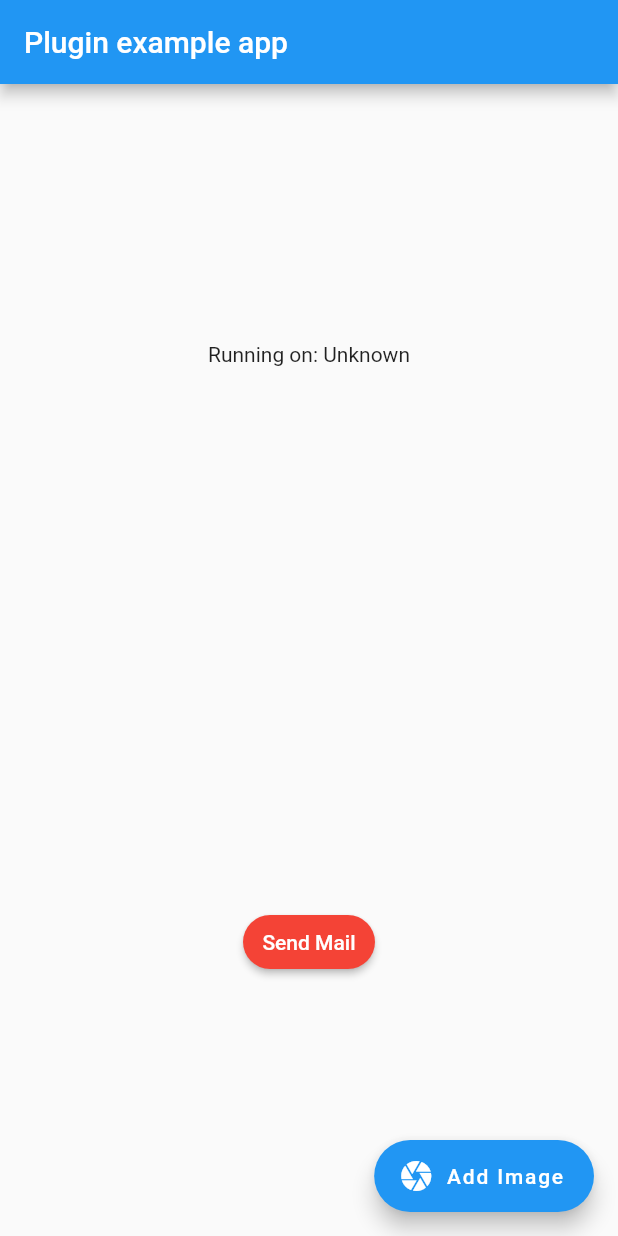
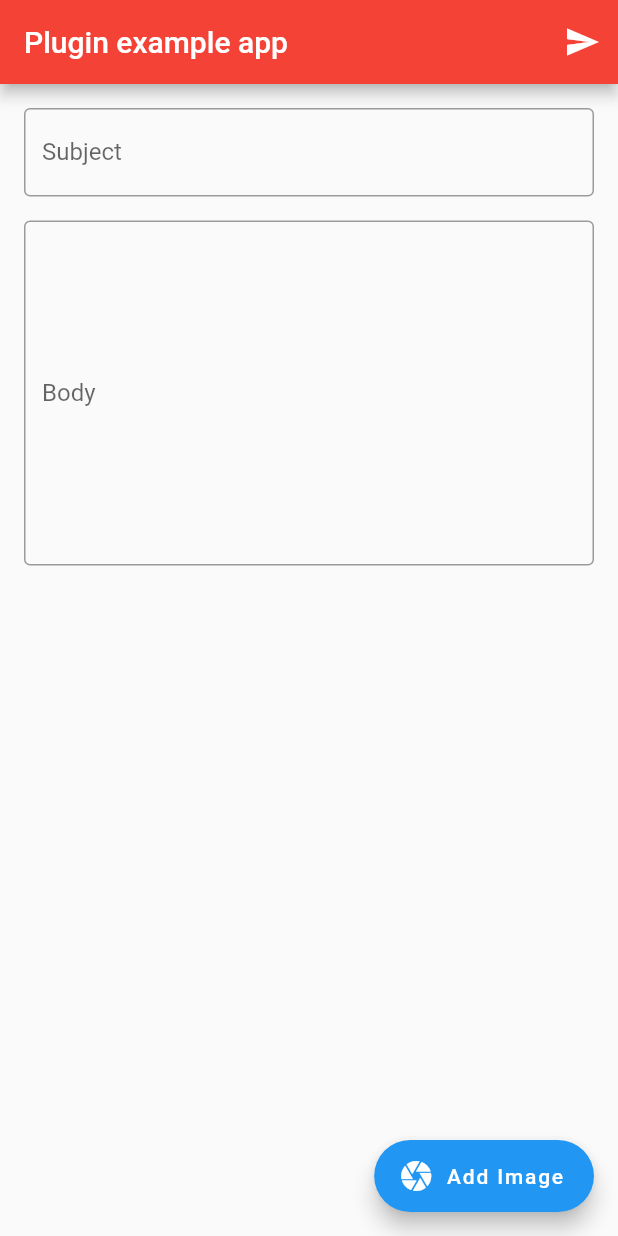
Before and after one commit to taljacobson/flutter_mailer, a Flutter app: the screen it shows after launch, on a phone screen of 412 x 824 dp. Run offline on Flutter 3.47's test engine with Material 2 defaults, Android fonts, the phone set to English and light mode, and no system bars; our stand-ins replace image_picker.

Commit message:
enhence example

```diff
--- a/example/lib/main.dart
+++ b/example/lib/main.dart
@@ -15,68 +15,93 @@ class MyApp extends StatefulWidget {
 }
 
 class _MyAppState extends State<MyApp> {
-  String _platformVersion = 'Unknown';
-  File _imagePickered;
+  List<File> attachment = [];
+  TextEditingController _subjectController = new TextEditingController();
+  TextEditingController _bodyController = new TextEditingController();
+  final GlobalKey<ScaffoldState> _scafoldKey = new GlobalKey<ScaffoldState>();
   // Platform messages are asynchronous, so we initialize in an async method.
   Future<void> send() async {
-    String platformVersion;
-    List<File> attachment = [];
-    if (_imagePickered != null) {
-      attachment.add(_imagePickered);
-    }
     // Platform messages may fail, so we use a try/catch PlatformException.
     final MailOptions mailOptions = MailOptions(
-        body:
-            'this is the body <br> break <a href="www.google.com">google</a> ',
-        subject: 'this is the subject',
+      body: _bodyController.text,
+      subject: _subjectController.text,
       recipients: ['example@example.com'],
       isHTML: true,
       // bccRecipients: ['other@example.com'],
       ccRecipients: ['third@example.com'],
-        attachments: attachment);
+      attachments: attachment,
+    );
 
-    print(mailOptions.recipients);
+    String platformResponse;
+
     try {
       await FlutterMailer.send(mailOptions);
-      platformVersion = 'success';
+      platformResponse = 'success';
     } on PlatformException {
-      platformVersion = 'Failed to get platform version.';
+      platformResponse = 'Failed to get platform version.';
     } catch (error) {
-      platformVersion = error.toString();
+      platformResponse = error.toString();
     }
 
     // If the widget was removed from the tree while the asynchronous platform
     // message was in flight, we want to discard the reply rather than calling
     // setState to update our non-existent appearance.
     if (!mounted) return;
-
-    setState(() {
-      _platformVersion = platformVersion;
-    });
+    _scafoldKey.currentState.showSnackBar(SnackBar(
+      content: Text(platformResponse),
+    ));
   }
 
   @override
   Widget build(BuildContext context) {
+    final Widget imagePath = Column(
+        children: attachment.map((file) => Text('${file.path}')).toList());
+
     return new MaterialApp(
+      theme: ThemeData(primaryColor: Colors.red),
       home: new Scaffold(
+        key: _scafoldKey,
         appBar: new AppBar(
           title: const Text('Plugin example app'),
+          actions: <Widget>[
+            IconButton(
+              onPressed: send,
+              icon: Icon(Icons.send),
+            )
+          ],
         ),
-        body: new Center(
+        body: SingleChildScrollView(
+          child: new Center(
+            child: Padding(
+              padding: EdgeInsets.all(8.0),
               child: Column(
                 mainAxisSize: MainAxisSize.max,
-            mainAxisAlignment: MainAxisAlignment.spaceAround,
+                // mainAxisAlignment: MainAxisAlignment.spaceBetween,
+                crossAxisAlignment: CrossAxisAlignment.center,
                 children: <Widget>[
-              new Text('Running on: $_platformVersion\n'),
-              RaisedButton(
-                color: Colors.red,
-                shape: StadiumBorder(),
-                colorBrightness: Brightness.dark,
-                padding: EdgeInsets.all(8.0),
-                child: Text('Send Mail'),
-                onPressed: send,
-              )
+                  Padding(
+                    padding: const EdgeInsets.all(8.0),
+                    child: TextField(
+                      controller: _subjectController,
+                      decoration: InputDecoration(
+                        border: OutlineInputBorder(),
+                        labelText: 'Subject',
+                      ),
+                    ),
+                  ),
+                  Padding(
+                    padding: const EdgeInsets.all(8.0),
+                    child: TextField(
+                      controller: _bodyController,
+                      maxLines: 10,
+                      decoration: InputDecoration(
+                          labelText: 'Body', border: OutlineInputBorder()),
+                    ),
+                  ),
+                  imagePath,
                 ],
+              ),
+            ),
           ),
         ),
         floatingActionButton: FloatingActionButton.extended(
@@ -91,7 +116,7 @@ class _MyAppState extends State<MyApp> {
   void _picker() async {
     File pick = await ImagePicker.pickImage(source: ImageSource.gallery);
     setState(() {
-      _imagePickered = pick;
+      attachment.add(pick);
     });
   }
 }
```
Also changed, not shown: 2 other files. Lines whose indentation alone changed are shown as unchanged.
